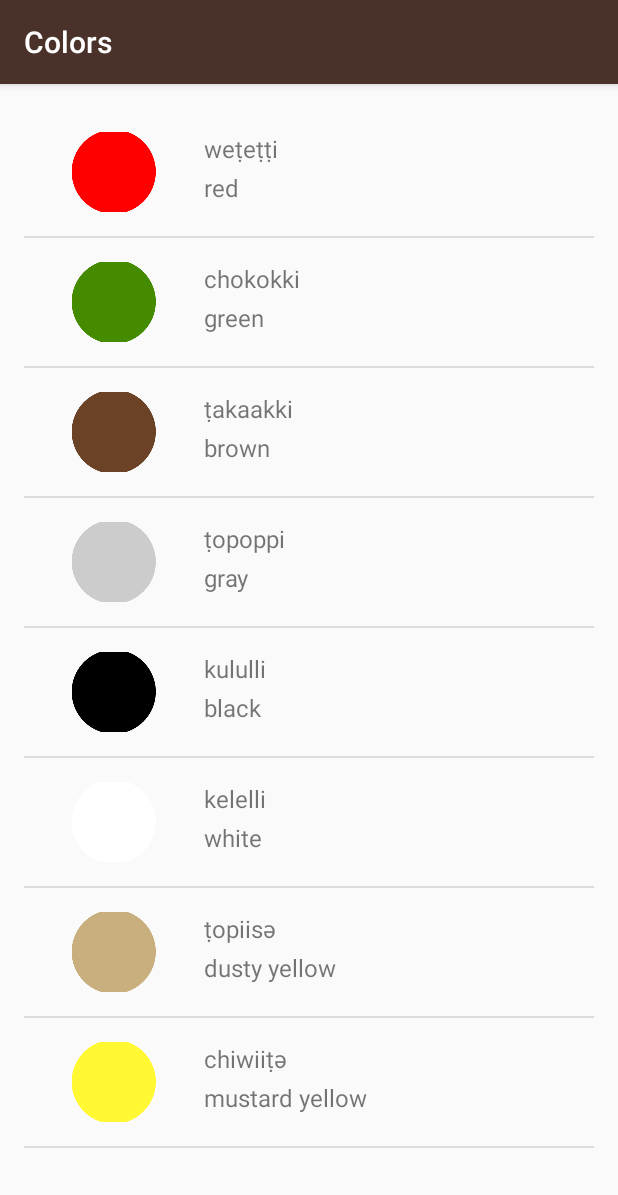
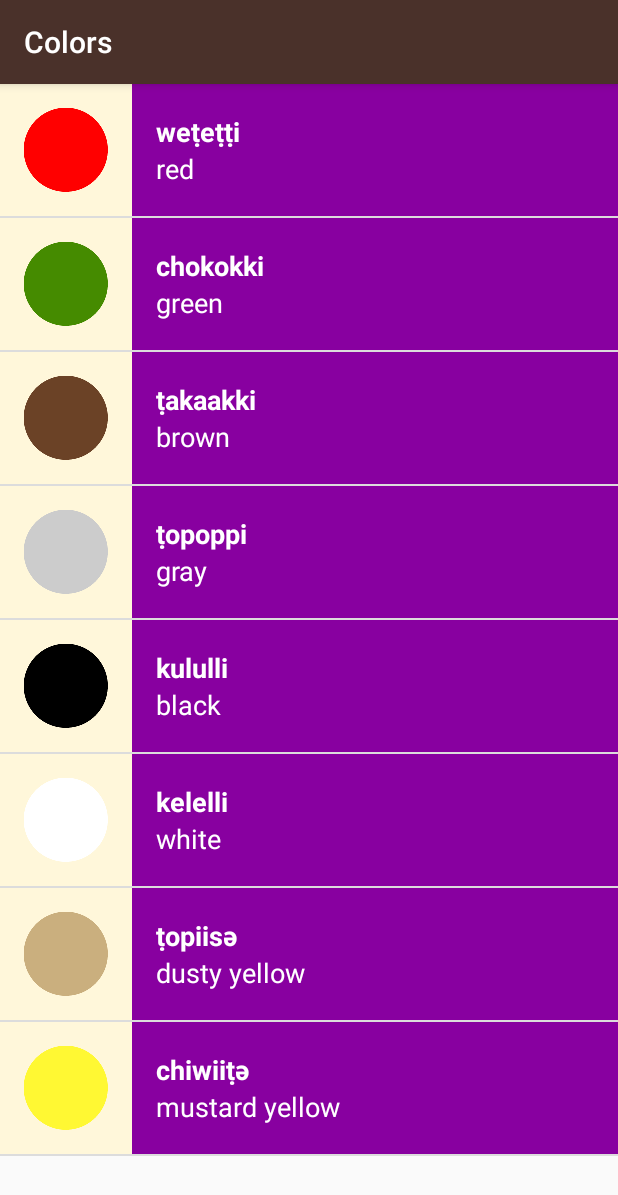
Before and after one commit to Ahmed-Elbasha/Miwok-Translate-App-, an Android app: the ColorsActivity screen opened directly, with no data from a screen before it, on a phone screen of 412 x 824 dp. Shown: the top 1195 px of the screen. Run offline under Robolectric (Android 15) with nearby library versions, the light colour scheme and no system bars.

Commit message:
Added the Visual Polish to the app

```diff
--- a/Miwok/app/src/main/java/com/example/ahmedelbasha/miwok/ColorsActivity.java
+++ b/Miwok/app/src/main/java/com/example/ahmedelbasha/miwok/ColorsActivity.java
@@ -25,7 +25,7 @@ public class ColorsActivity extends AppCompatActivity {
         words.add(new Word("ṭopiisә", "dusty yellow", R.drawable.color_dusty_yellow));
         words.add(new Word("chiwiiṭә", "mustard yellow", R.drawable.color_mustard_yellow));
 
-        WordAdapter wordArrayAdapter = new WordAdapter(this, words);
+        WordAdapter wordArrayAdapter = new WordAdapter(this, words, R.color.category_colors);
 
         ListView listView = findViewById(R.id.list);
 
--- a/Miwok/app/src/main/java/com/example/ahmedelbasha/miwok/FamilyActivity.java
+++ b/Miwok/app/src/main/java/com/example/ahmedelbasha/miwok/FamilyActivity.java
@@ -27,7 +27,7 @@ public class FamilyActivity extends AppCompatActivity {
         words.add(new Word("ama", "grandmother", R.drawable.family_grandmother));
         words.add(new Word("paapa", "grandfather", R.drawable.family_grandfather));
 
-        WordAdapter wordArrayAdapter = new WordAdapter(this, words);
+        WordAdapter wordArrayAdapter = new WordAdapter(this, words, R.color.category_family);
 
         ListView listView = (ListView) findViewById(R.id.list);
 
--- a/Miwok/app/src/main/java/com/example/ahmedelbasha/miwok/NumbersActivity.java
+++ b/Miwok/app/src/main/java/com/example/ahmedelbasha/miwok/NumbersActivity.java
@@ -27,7 +27,7 @@ public class NumbersActivity extends AppCompatActivity {
         words.add(new Word("wo’e", "nine", R.drawable.number_nine));
         words.add(new Word("na’aacha", "ten", R.drawable.number_ten));
 
-        WordAdapter wordArrayAdapter = new WordAdapter(this, words);
+        WordAdapter wordArrayAdapter = new WordAdapter(this, words, R.color.category_numbers);
 
         ListView listView = (ListView) findViewById(R.id.list);
 
--- a/Miwok/app/src/main/java/com/example/ahmedelbasha/miwok/PhrasesActivity.java
+++ b/Miwok/app/src/main/java/com/example/ahmedelbasha/miwok/PhrasesActivity.java
@@ -27,7 +27,7 @@ public class PhrasesActivity extends AppCompatActivity {
         words.add(new Word("yoowutis", "Let’s go."));
         words.add(new Word("әnni'nem", "Come here."));
 
-        WordAdapter wordArrayAdapter = new WordAdapter(this, words);
+        WordAdapter wordArrayAdapter = new WordAdapter(this, words, R.color.category_phrases);
 
         ListView listView = (ListView) findViewById(R.id.list);
 
--- a/Miwok/app/src/main/java/com/example/ahmedelbasha/miwok/WordAdapter.java
+++ b/Miwok/app/src/main/java/com/example/ahmedelbasha/miwok/WordAdapter.java
@@ -1,18 +1,24 @@
 package com.example.ahmedelbasha.miwok;
 
 import android.app.Activity;
+import android.content.Context;
 import android.support.annotation.NonNull;
 import android.support.annotation.Nullable;
+import android.support.v4.content.ContextCompat;
 import android.view.LayoutInflater;
 import android.view.View;
 import android.view.ViewGroup;
 import android.widget.ArrayAdapter;
 import android.widget.ImageView;
+import android.widget.LinearLayout;
 import android.widget.TextView;
 
 import java.util.ArrayList;
 
 public class WordAdapter extends ArrayAdapter<Word>{
+
+    private  int mActivityColorId;
+
     /**
      * This is our own custom constructor (it doesn't mirror a superclass constructor).
      * The context is used to inflate the layout file, and the list is the data we want
@@ -21,8 +27,9 @@ public class WordAdapter extends ArrayAdapter<Word>{
      * @param context The current context. Used to inflate the layout file.
      * @param words A List of Word objects to display in a list
      */
-    public WordAdapter(Activity context, ArrayList<Word> words) {
+    public WordAdapter(Context context, ArrayList<Word> words, int activityColorId) {
         super(context, 0, words);
+        mActivityColorId = activityColorId;
     }
 
     /**
@@ -46,6 +53,13 @@ public class WordAdapter extends ArrayAdapter<Word>{
         // Get the {@link Word} object located at this position in the list
         Word currentWord = getItem(position);
 
+        int wordImageResourceId = currentWord.getmImageResourceId();
+
+        LinearLayout textContainer = listItemView.findViewById(R.id.text_container);
+
+        int color = ContextCompat.getColor(getContext(), mActivityColorId);
+        textContainer.setBackgroundColor(color);
+
         TextView miwokTranslationTextView = listItemView.findViewById(R.id.word_in_miwok_text);
         miwokTranslationTextView.setText(currentWord.getmMiwokTranslation());
 
@@ -55,11 +69,18 @@ public class WordAdapter extends ArrayAdapter<Word>{
         ImageView wordImage = listItemView.findViewById(R.id.item_image);
 
         if (currentWord.hasImage()) {
-            wordImage.setImageResource(currentWord.getmImageResourceId());
+            wordImage.setImageResource(wordImageResourceId);
             wordImage.setVisibility(View.VISIBLE);
-        }else {
+        } else {
             wordImage.setVisibility(View.GONE);
         }
+
+
+//        if( wordImageResourceId == 0) {
+//            wordImage.setVisibility(View.GONE);
+//        } else {
+//            wordImage.setVisibility(View.VISIBLE);
+//        }
 
         return listItemView;
     }
--- a/Miwok/app/src/main/res/layout/list_item.xml
+++ b/Miwok/app/src/main/res/layout/list_item.xml
@@ -2,40 +2,42 @@
 <LinearLayout
     xmlns:android="http://schemas.android.com/apk/res/android"
     android:layout_width="match_parent"
-    android:layout_height="85dp"
-    android:orientation="horizontal">
+    android:layout_height="wrap_content"
+    android:orientation="horizontal"
+    android:minHeight="@dimen/list_item_height"
+    android:background="@color/tan_background">
 
     <ImageView
-        android:layout_width="wrap_content"
-        android:layout_height="wrap_content"
-        android:src="@mipmap/ic_launcher"
-        android:id="@+id/item_image"
-        android:scaleType="centerCrop"
-        android:layout_marginTop="16dp"
-        android:layout_marginLeft="16dp"
-        android:layout_marginBottom="16dp"/>
+        android:layout_width="@dimen/list_item_height"
+        android:layout_height="@dimen/list_item_height"
+        android:id="@+id/item_image" />
 
     <LinearLayout
         android:layout_width="match_parent"
         android:layout_height="match_parent"
         android:orientation="vertical"
-        android:layout_marginLeft="16dp">
+        android:id="@+id/text_container"
+        android:paddingLeft="16dp">
 
         <TextView
             android:layout_width="wrap_content"
-            android:layout_height="wrap_content"
-            android:textSize="16sp"
+            android:layout_height="0dp"
+            android:layout_weight="1"
+            android:textAppearance="?android:textAppearanceMedium"
+            android:gravity="bottom"
+            android:textColor="@android:color/white"
+            android:textStyle="bold"
             android:id="@+id/word_in_miwok_text"
-            android:layout_marginTop="16dp"
             android:text="lutti" />
 
         <TextView
             android:layout_width="wrap_content"
-            android:layout_height="wrap_content"
-            android:textSize="16sp"
+            android:layout_height="0dp"
+            android:layout_weight="1"
+            android:textAppearance="?android:textAppearanceMedium"
+            android:gravity="top"
+            android:textColor="@android:color/white"
             android:id="@+id/word_in_english_text"
-            android:layout_marginBottom="16dp"
-            android:layout_marginTop="4dp"
             android:text="one" />
     </LinearLayout>
 
--- a/Miwok/app/src/main/res/layout/word_list.xml
+++ b/Miwok/app/src/main/res/layout/word_list.xml
@@ -4,8 +4,4 @@
     android:id="@+id/list"
     android:orientation="vertical"
     android:layout_width="match_parent"
-    android:layout_height="match_parent"
-    android:paddingBottom="@dimen/activity_vertical_margin"
-    android:paddingLeft="@dimen/activity_horizontal_margin"
-    android:paddingRight="@dimen/activity_horizontal_margin"
-    android:paddingTop="@dimen/activity_vertical_margin" />
+    android:layout_height="match_parent" />
--- a/Miwok/app/src/main/res/values-w820dp/dimens.xml
+++ /dev/null
@@ -1,20 +0,0 @@
-<!-- Copyright (C) 2016 The Android Open Source Project
-
-     Licensed under the Apache License, Version 2.0 (the "License");
-     you may not use this file except in compliance with the License.
-     You may obtain a copy of the License at
-
-          http://www.apache.org/licenses/LICENSE-2.0
-
-     Unless required by applicable law or agreed to in writing, software
-     distributed under the License is distributed on an "AS IS" BASIS,
-     WITHOUT WARRANTIES OR CONDITIONS OF ANY KIND, either express or implied.
-     See the License for the specific language governing permissions and
-     limitations under the License.
--->
-<resources>
-    <!-- Example customization of dimensions originally defined in res/values/dimens.xml
-         (such as screen margins) for screens with more than 820dp of available width. This
-         would include 7" and 10" devices in landscape (~960dp and ~1280dp respectively). -->
-    <dimen name="activity_horizontal_margin">64dp</dimen>
-</resources>
--- a/Miwok/app/src/main/res/values/dimens.xml
+++ b/Miwok/app/src/main/res/values/dimens.xml
@@ -15,7 +15,4 @@
 <resources>
     <!-- Height of each list item -->
     <dimen name="list_item_height">88dp</dimen>
-    <!-- Default screen margins, per the Android Design guidelines. -->
-    <dimen name="activity_horizontal_margin">16dp</dimen>
-    <dimen name="activity_vertical_margin">16dp</dimen>
 </resources>
--- a/Miwok/build.gradle
+++ b/Miwok/build.gradle
@@ -7,7 +7,7 @@ buildscript {
         jcenter()
     }
     dependencies {
-        classpath 'com.android.tools.build:gradle:3.2.0-alpha04'
+        classpath 'com.android.tools.build:gradle:3.2.0-alpha06'
 
 
         // NOTE: Do not place your application dependencies here; they belong
```
